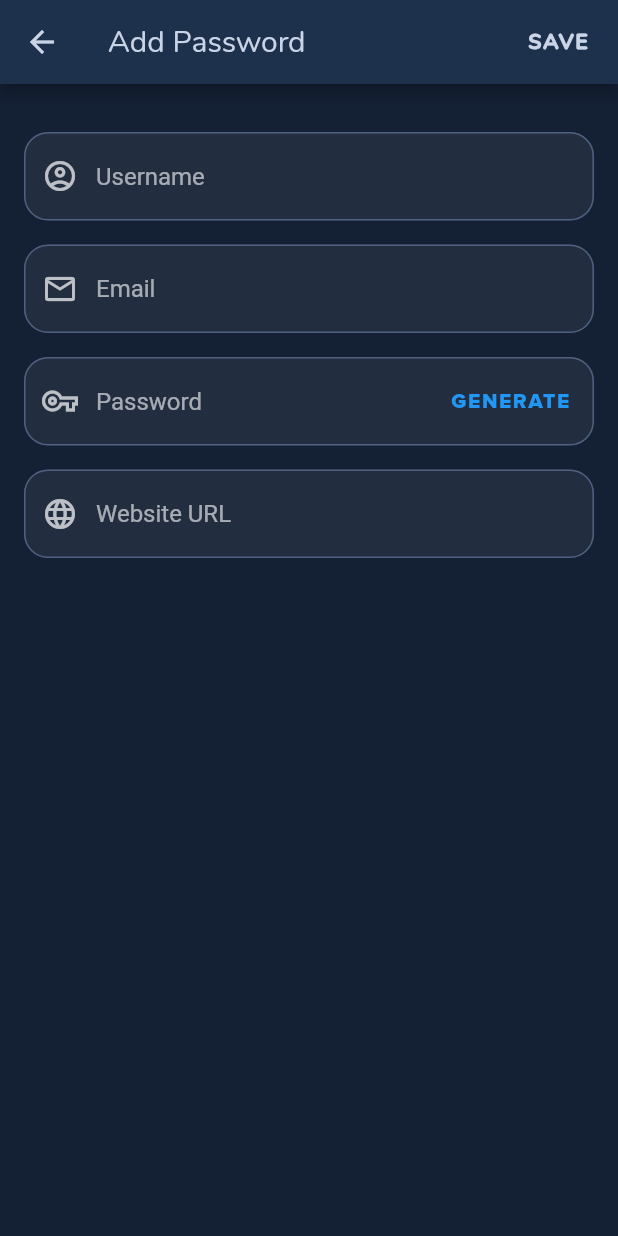
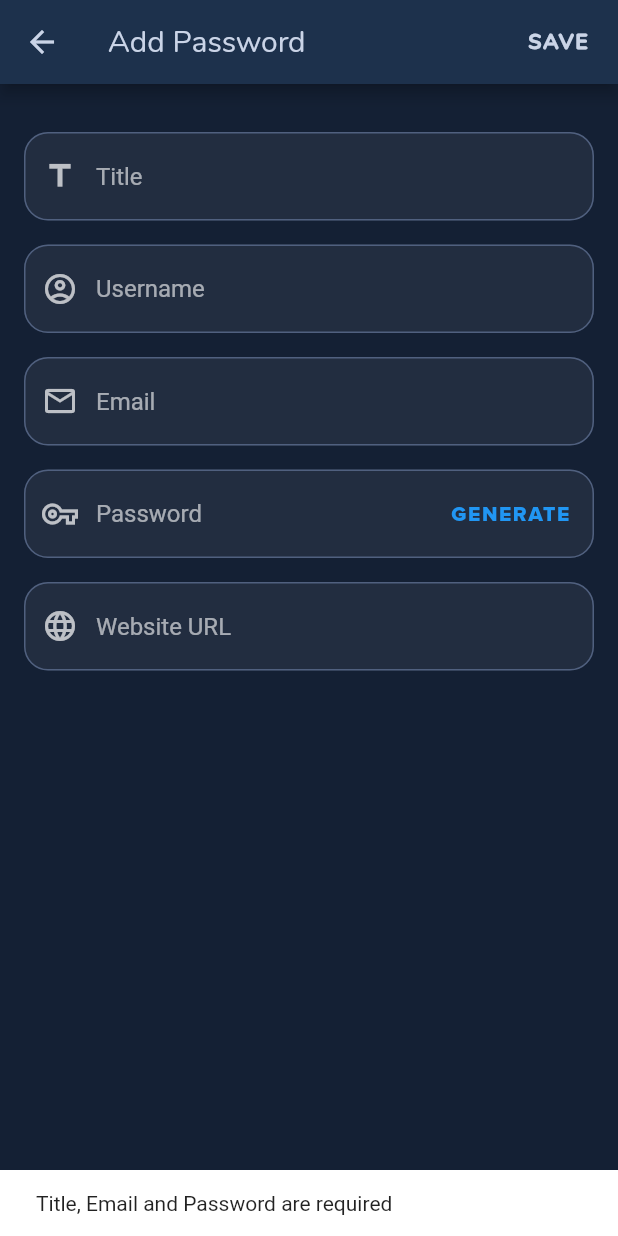
Before and after one commit to chirayu-joshi/CryptoVault-app, a Flutter app: the AddPasswordScreen screen opened directly, after a tap on "SAVE", on a phone screen of 412 x 824 dp. Run offline on Flutter 3.47's test engine with Material 2 defaults, Android fonts, the phone set to English and light mode, and no system bars; our stand-ins replace after_layout, flutter_secure_storage, flutter_speed_dial, hive, hive_flutter, local_auth and 1 more; missing offline and left inert: encrypt, flutter_bcrypt; accounts and stored records are empty; generated files the repository leaves out were written again.

Commit message:
Added package: encrypt | Added password encryption/decryption feature

```diff
--- a/crypto_vault/lib/main.dart
+++ b/crypto_vault/lib/main.dart
@@ -10,7 +10,6 @@ import 'package:hive_flutter/hive_flutter.dart';
 
 import 'package:crypto_vault/providers/local_auth.dart';
 import 'package:crypto_vault/providers/screens.dart';
-import 'package:crypto_vault/providers/passwords.dart';
 import 'package:crypto_vault/providers/notes.dart';
 import 'package:crypto_vault/models/password.dart';
 import 'package:crypto_vault/screens/splash_screen.dart';
@@ -57,7 +56,6 @@ class MyApp extends StatelessWidget {
       providers: [
         ChangeNotifierProvider(create: (ctx) => LocalAuth()),
         ChangeNotifierProvider(create: (ctx) => Screens()),
-        ChangeNotifierProvider(create: (ctx) => Passwords()),
         ChangeNotifierProvider(create: (ctx) => Notes()),
       ],
       child: MaterialApp(
--- a/crypto_vault/lib/models/password.dart
+++ b/crypto_vault/lib/models/password.dart
@@ -1,6 +1,8 @@
 import 'package:flutter/foundation.dart';
 
 import 'package:hive/hive.dart';
+import 'package:encrypt/encrypt.dart' as enc;
+import 'package:provider/provider.dart';
 
 /*
 * Use command "flutter packages pub run build_runner build" to
@@ -29,7 +31,7 @@ class Password {
   String username;
 
   @HiveField(3)
-  final String encryptedPw;
+  final String encryptedPw; // base64 version. Use encrypter.decrypt64()
 
   @HiveField(4)
   bool isFavourite;
@@ -37,13 +39,31 @@ class Password {
   @HiveField(5)
   String websiteURL;
 
+  @HiveField(6)
+  final String iv;  // It contains base64 version of IV. Use IV.fromBase64()
+
   Password({
+    @required this.title,
     @required this.email,
     @required this.encryptedPw,
-    @required this.title,
+    @required this.iv,
   });
 
-  String get decryptedPw {
-    return '';
+  String getDecryptedPassword(String masterPw) {
+    // For more information, refer documentation:
+    // https://github.com/leocavalcante/encrypt
+    if (masterPw.length > 32) {
+      masterPw = masterPw.substring(0, 32);
+    }
+
+    int masterPwLen = masterPw.length;
+    for (int i = 0; i < (32 - masterPwLen); ++i) {
+      masterPw += '=';
+    }
+
+    final key = enc.Key.fromUtf8(masterPw);
+    final encrypter = enc.Encrypter(enc.AES(key));
+
+    return encrypter.decrypt64(encryptedPw, iv: enc.IV.fromBase64(iv));
   }
 }
--- a/crypto_vault/lib/providers/local_auth.dart
+++ b/crypto_vault/lib/providers/local_auth.dart
@@ -21,7 +21,7 @@ class LocalAuth with ChangeNotifier {
 
   Future<void> login(String pw) async {
     SharedPreferences _prefs = await SharedPreferences.getInstance();
-    String _pwHash = await _prefs.get('pwHash');
+    String _pwHash = _prefs.get('pwHash');
 
     bool _isPwMatch = await FlutterBcrypt.verify(password: pw, hash: _pwHash);
     if (_isPwMatch) {
--- a/crypto_vault/lib/providers/passwords.dart
+++ /dev/null
@@ -1,43 +0,0 @@
-import 'package:flutter/material.dart';
-
-import 'package:crypto_vault/models/password.dart';
-
-class Passwords with ChangeNotifier {
-  List<Password> _pwList = [
-    Password(
-      email: 'chirayu@gmail.com',
-      encryptedPw: 'kdh423#@%5:""',
-      title: 'Gmail',
-    ),
-    Password(
-      email: '18it007@charusat.edu.in',
-      encryptedPw: 'poiu!@#432@^"[}."',
-      title: 'Gmail',
-    ),
-    Password(
-      email: 'chirayu@facebook.com',
-      encryptedPw: 'uirh@#^&*(345',
-      title: 'Facebook',
-    ),
-    Password(
-      email: 'chirayu@facebook.com',
-      encryptedPw: '65-09_#@@!*(*&({|,',
-      title: 'LinkedIn',
-    ),
-  ];
-
-  List<Password> get pwList {
-    return [..._pwList];
-  }
-
-  void addPassword(String email, String encryptedPw, String title) {
-    _pwList.add(
-      Password(
-        email: email,
-        encryptedPw: encryptedPw,
-        title: title,
-      ),
-    );
-    notifyListeners();
-  }
-}
--- a/crypto_vault/lib/screens/add_password_screen.dart
+++ b/crypto_vault/lib/screens/add_password_screen.dart
@@ -1,7 +1,13 @@
 import 'package:flutter/material.dart';
 
+import 'package:hive/hive.dart';
+import 'package:provider/provider.dart';
+import 'package:encrypt/encrypt.dart' as enc;
+
 import 'package:crypto_vault/constants.dart';
+import 'package:crypto_vault/models/password.dart';
 import 'package:crypto_vault/widgets/input_field.dart';
+import 'package:crypto_vault/providers/local_auth.dart';
 import 'package:crypto_vault/screens/generate_password_screen.dart';
 
 class AddPasswordScreen extends StatefulWidget {
@@ -10,10 +16,84 @@ class AddPasswordScreen extends StatefulWidget {
 }
 
 class _AddPasswordScreenState extends State<AddPasswordScreen> {
+  final _titleController = TextEditingController();
   final _usernameController = TextEditingController();
   final _emailController = TextEditingController();
   final _pwController = TextEditingController();
   final _webURLController = TextEditingController();
+
+  FocusNode _usernameFocusNode;
+  FocusNode _emailFocusNode;
+  FocusNode _pwFocusNode;
+  FocusNode _webURLFocusNode;
+
+  @override
+  void initState() {
+    _usernameFocusNode = FocusNode();
+    _emailFocusNode = FocusNode();
+    _pwFocusNode = FocusNode();
+    _webURLFocusNode = FocusNode();
+    super.initState();
+  }
+
+  @override
+  void dispose() {
+    _usernameFocusNode.dispose();
+    _emailFocusNode.dispose();
+    _pwFocusNode.dispose();
+    _webURLFocusNode.dispose();
+    _titleController.dispose();
+    _usernameController.dispose();
+    _emailController.dispose();
+    _pwController.dispose();
+    _webURLController.dispose();
+    super.dispose();
+  }
+
+  void _onPasswordSave(BuildContext ctx) {
+    if (_titleController.text == '' || _emailController.text == '' || _pwController.text == '') {
+      ScaffoldMessenger.of(ctx).showSnackBar(
+        SnackBar(content: Text('Title, Email and Password are required')),
+      );
+      return;
+    }
+
+    String masterPw32 = Provider.of<LocalAuth>(context, listen: false).masterPw;
+    if (masterPw32.length > 32) {
+      masterPw32 = masterPw32.substring(0, 32);
+    }
+
+    int masterPw32Len = masterPw32.length;
+    for (int i = 0; i < (32 - masterPw32Len); ++i) {
+      masterPw32 += '=';
+    }
+
+    final key = enc.Key.fromUtf8(masterPw32);
+    final iv = enc.IV.fromSecureRandom(16);
+
+    final encrypter = enc.Encrypter(enc.AES(key));
+
+    final _encryptedPw = encrypter.encrypt(_pwController.text, iv: iv);
+
+    final passwordBox = Hive.box<Password>('passwords');
+    final passwordModel = Password(
+      title: _titleController.text,
+      email: _emailController.text,
+      encryptedPw: _encryptedPw.base64,
+      iv: iv.base64,
+    );
+    if (_usernameController.text != '')
+      passwordModel.username = _usernameController.text;
+    if (_webURLController.text != '')
+      passwordModel.websiteURL = _webURLController.text;
+
+    passwordBox.put(
+      _emailController.text + _pwController.text,
+      passwordModel,
+    );
+
+    Navigator.of(context).pop();
+  }
 
   @override
   Widget build(BuildContext context) {
@@ -35,7 +115,7 @@ class _AddPasswordScreenState extends State<AddPasswordScreen> {
                   fontWeight: FontWeight.w900,
                 ),
               ),
-              onPressed: () {},
+              onPressed: () => _onPasswordSave(context),
             ),
           ),
         ],
@@ -53,9 +133,26 @@ class _AddPasswordScreenState extends State<AddPasswordScreen> {
               height: 16,
             ),
             InputField(
+              hintText: 'Title',
+              controller: _titleController,
+              prefixIcon: Icon(Icons.title),
+              textInputAction: TextInputAction.next,
+              onSubmitted: () {
+                _usernameFocusNode.requestFocus();
+              },
+            ),
+            SizedBox(
+              height: 16,
+            ),
+            InputField(
               hintText: 'Username',
               controller: _usernameController,
               prefixIcon: Icon(Icons.account_circle_outlined),
+              textInputAction: TextInputAction.next,
+              focusNode: _usernameFocusNode,
+              onSubmitted: () {
+                _emailFocusNode.requestFocus();
+              },
             ),
             SizedBox(
               height: 16,
@@ -64,6 +161,11 @@ class _AddPasswordScreenState extends State<AddPasswordScreen> {
               hintText: 'Email',
               controller: _emailController,
               prefixIcon: Icon(Icons.email_outlined),
+              textInputAction: TextInputAction.next,
+              focusNode: _emailFocusNode,
+              onSubmitted: () {
+                _pwFocusNode.requestFocus();
+              },
             ),
             SizedBox(
               height: 16,
@@ -72,11 +174,14 @@ class _AddPasswordScreenState extends State<AddPasswordScreen> {
               prefixIcon: Icon(Icons.vpn_key_outlined),
               hintText: 'Password',
               controller: _pwController,
+              textInputAction: TextInputAction.next,
+              focusNode: _pwFocusNode,
               suffixIcon: TextButton(
-                onPressed: () {
-                  Navigator.of(context).push(MaterialPageRoute(builder: (_) {
-                    return GeneratePasswordScreen();
-                  }));
+                onPressed: () async {
+                  final generatedPw = await Navigator.of(context).push(
+                    MaterialPageRoute(builder: (_) => GeneratePasswordScreen()),
+                  );
+                  _pwController.text = generatedPw;
                 },
                 child: const Padding(
                   child: const Text(
@@ -85,6 +190,9 @@ class _AddPasswordScreenState extends State<AddPasswordScreen> {
                   padding: const EdgeInsets.only(right: 8),
                 ),
               ),
+              onSubmitted: () {
+                _webURLFocusNode.requestFocus();
+              },
             ),
             SizedBox(
               height: 16,
@@ -93,6 +201,9 @@ class _AddPasswordScreenState extends State<AddPasswordScreen> {
               hintText: 'Website URL',
               controller: _webURLController,
               prefixIcon: Icon(Icons.language),
+              textInputAction: TextInputAction.done,
+              focusNode: _webURLFocusNode,
+              onSubmitted: () => _onPasswordSave(context),
             ),
           ],
         ),
--- a/crypto_vault/lib/widgets/all_items.dart
+++ b/crypto_vault/lib/widgets/all_items.dart
@@ -2,10 +2,10 @@ import 'package:flutter/material.dart';
 
 import 'package:hive/hive.dart';
 import 'package:hive_flutter/hive_flutter.dart';
-
 import 'package:provider/provider.dart';
 
 import 'package:crypto_vault/providers/notes.dart';
+import 'package:crypto_vault/providers/local_auth.dart';
 import 'package:crypto_vault/models/password.dart';
 import 'package:crypto_vault/models/note.dart';
 import 'package:crypto_vault/widgets/item_card.dart';
@@ -13,21 +13,26 @@ import 'package:crypto_vault/widgets/item_card.dart';
 class AllItems extends StatelessWidget {
   @override
   Widget build(BuildContext context) {
+    final localAuthProvider = Provider.of<LocalAuth>(context, listen: false);
+
     return WatchBoxBuilder(
       box: Hive.box<Password>('passwords'),
       builder: (context, passwordsBox) {
-
         final List<Password> _pwList = passwordsBox.values.toList();
-        final List<Note> _noteList = Provider.of<Notes>(context).noteList;
+        final List<Note> _noteList = Provider
+            .of<Notes>(context)
+            .noteList;
         Map<String, List<ItemCard>> _allItemsMap = {};
 
         for (Password pw in _pwList) {
           if (_allItemsMap.containsKey(pw.title[0].toLowerCase())) {
             _allItemsMap[pw.title[0].toLowerCase()].add(
               ItemCard(
-                title: pw.title,
-                description: pw.email,
-                type: 'Password',
+                  title: pw.title,
+                  description: pw.email,
+                  type: 'Password',
+                  password: pw,
+                  masterPw: localAuthProvider.masterPw,
               ),
             );
           } else {
@@ -37,6 +42,8 @@ class AllItems extends StatelessWidget {
                 title: pw.title,
                 description: pw.email,
                 type: 'Password',
+                password: pw,
+                masterPw: localAuthProvider.masterPw,
               ),
             );
             _allItemsMap[pw.title[0].toLowerCase()] = _itemCardList;
@@ -50,6 +57,7 @@ class AllItems extends StatelessWidget {
                 title: note.title,
                 description: note.encryptedContent,
                 type: 'Note',
+                masterPw: localAuthProvider.masterPw,
               ),
             );
           } else {
@@ -59,6 +67,7 @@ class AllItems extends StatelessWidget {
                 title: note.title,
                 description: note.encryptedContent,
                 type: 'Note',
+                masterPw: localAuthProvider.masterPw,
               ),
             );
             _allItemsMap[note.title[0].toLowerCase()] = _itemCardList;
@@ -70,7 +79,7 @@ class AllItems extends StatelessWidget {
           if (_allItemsMap.containsKey(String.fromCharCode(i + 97))) {
             _allItemsList.add(Text(' ' + String.fromCharCode(i + 65)));
             for (ItemCard itemCard
-                in _allItemsMap[String.fromCharCode(i + 97)]) {
+            in _allItemsMap[String.fromCharCode(i + 97)]) {
               _allItemsList.add(itemCard);
             }
             _allItemsList.add(const SizedBox(height: 16));
--- a/crypto_vault/lib/widgets/custom_fab.dart
+++ b/crypto_vault/lib/widgets/custom_fab.dart
@@ -53,6 +53,7 @@ class _CustomFABState extends State<CustomFAB> {
                   email: 'chirayu@gmail.com',
                   encryptedPw: 'kdh423#@%5:""',
                   title: 'Gmail',
+                  iv: '',
                 ),
               );
               box.put(
@@ -61,6 +62,7 @@ class _CustomFABState extends State<CustomFAB> {
                   email: '18it007@charusat.edu.in',
                   encryptedPw: 'poiu!@#432@^"[}."',
                   title: 'Gmail',
+                  iv: '',
                 ),
               );
               box.put(
@@ -69,6 +71,7 @@ class _CustomFABState extends State<CustomFAB> {
                   email: 'chirayu@facebook.com',
                   encryptedPw: 'uirh@#^&*(345',
                   title: 'Facebook',
+                  iv: '',
                 ),
               );
               box.put(
@@ -77,6 +80,7 @@ class _CustomFABState extends State<CustomFAB> {
                   email: 'chirayu@linkedin.com',
                   encryptedPw: '65-09_#@@!*(*&({|,',
                   title: 'LinkedIn',
+                  iv: '',
                 ),
               );
             },
--- a/crypto_vault/lib/widgets/item_card.dart
+++ b/crypto_vault/lib/widgets/item_card.dart
@@ -1,16 +1,23 @@
+import 'package:flutter/services.dart';
+
 import 'package:flutter/material.dart';
 
 import 'package:crypto_vault/constants.dart';
+import 'package:crypto_vault/models/password.dart';
 
 class ItemCard extends StatelessWidget {
   final String title;
   final String description;
   final String type;
+  final String masterPw;
+  final Password password;
 
   ItemCard({
     @required this.title,
     @required description,
     @required this.type,
+    @required this.masterPw,
+    this.password,
   }) : this.description = description.replaceAll('\n', '\t');
 
   @override
@@ -87,7 +94,21 @@ class ItemCard extends StatelessWidget {
                     size: 22,
                   ),
                   color: textLight,
-                  onPressed: () {},
+                  onPressed: () {
+                    Clipboard.setData(
+                      ClipboardData(
+                        text: password.getDecryptedPassword(masterPw),
+                      ),
+                    );
+                    ScaffoldMessenger.of(context).showSnackBar(
+                      SnackBar(
+                        content: Text(
+                          'Password Copied to Clipboard!',
+                          textAlign: TextAlign.center,
+                        ),
+                      ),
+                    );
+                  },
                 ),
               ),
             ),
--- a/crypto_vault/pubspec.yaml
+++ b/crypto_vault/pubspec.yaml
@@ -33,6 +33,7 @@ dependencies:
   hive: ^2.0.3
   hive_flutter: ^1.0.0
   flutter_secure_storage: ^4.1.0
+  encrypt: ^5.0.0
 
 
   # The following adds the Cupertino Icons font to your application.
```
Also changed, not shown: crypto_vault/lib/screens/generate_password_screen.dart (+9 -4 lines), crypto_vault/lib/models/password.g.dart, crypto_vault/pubspec.lock.
